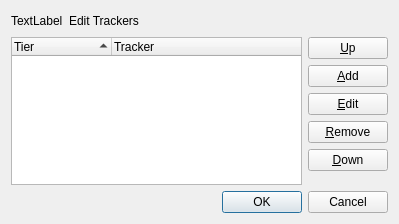
Old version of the form deluge_qt/ui/EditTrackersDialog.ui in the repository nnemkin/deluge_qt.
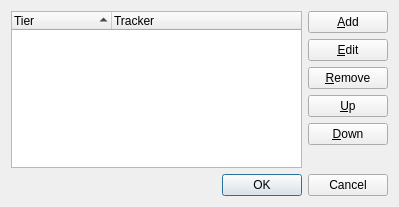
New version of the form.

Commit message: A bunch of unrelated and incomplete changes. Replaced file tree widgets with views and custom file models. Added own TrackerIcons implementation, but tracker icons are disabled for now. Started work on EditTrackersDialog. Window state saving/restoration fixes. Fixed treeview column visibility menus.

Diff of the .ui file:
```diff
--- a/deluge_qt/ui/EditTrackersDialog.ui
+++ b/deluge_qt/ui/EditTrackersDialog.ui
@@ -8,44 +8,13 @@
     <x>0</x>
     <y>0</y>
     <width>399</width>
-    <height>224</height>
+    <height>207</height>
    </rect>
   </property>
   <property name="windowTitle">
    <string>Edit Trackers</string>
   </property>
   <layout class="QVBoxLayout" name="verticalLayout_2">
-   <item>
-    <layout class="QHBoxLayout" name="horizontalLayout">
-     <item>
-      <widget class="QLabel" name="label">
-       <property name="text">
-        <string>TextLabel</string>
-       </property>
-      </widget>
-     </item>
-     <item>
-      <widget class="QLabel" name="label_2">
-       <property name="text">
-        <string>Edit Trackers</string>
-       </property>
-      </widget>
-     </item>
-     <item>
-      <spacer name="horizontalSpacer">
-       <property name="orientation">
-        <enum>Qt::Horizontal</enum>
-       </property>
-       <property name="sizeHint" stdset="0">
-        <size>
-         <width>40</width>
-         <height>20</height>
-        </size>
-       </property>
-      </spacer>
-     </item>
-    </layout>
-   </item>
    <item>
     <layout class="QHBoxLayout" name="horizontalLayout_2">
      <item>
@@ -83,14 +52,7 @@
      <item>
       <layout class="QVBoxLayout" name="verticalLayout">
        <item>
-        <widget class="QPushButton" name="pushButton_3">
-         <property name="text">
-          <string>&amp;Up</string>
-         </property>
-        </widget>
-       </item>
-       <item>
-        <widget class="QPushButton" name="pushButton_2">
+        <widget class="QPushButton" name="button_add">
          <property name="text">
           <string>&amp;Add</string>
          </property>
@@ -111,7 +73,14 @@
         </widget>
        </item>
        <item>
-        <widget class="QPushButton" name="pushButton">
+        <widget class="QPushButton" name="button_up">
+         <property name="text">
+          <string>&amp;Up</string>
+         </property>
+        </widget>
+       </item>
+       <item>
+        <widget class="QPushButton" name="button_down">
          <property name="text">
           <string>&amp;Down</string>
          </property>
```
Left out of the diff: 22 changed lines with no effect on the pictures. The commit also changes 17 other files.
